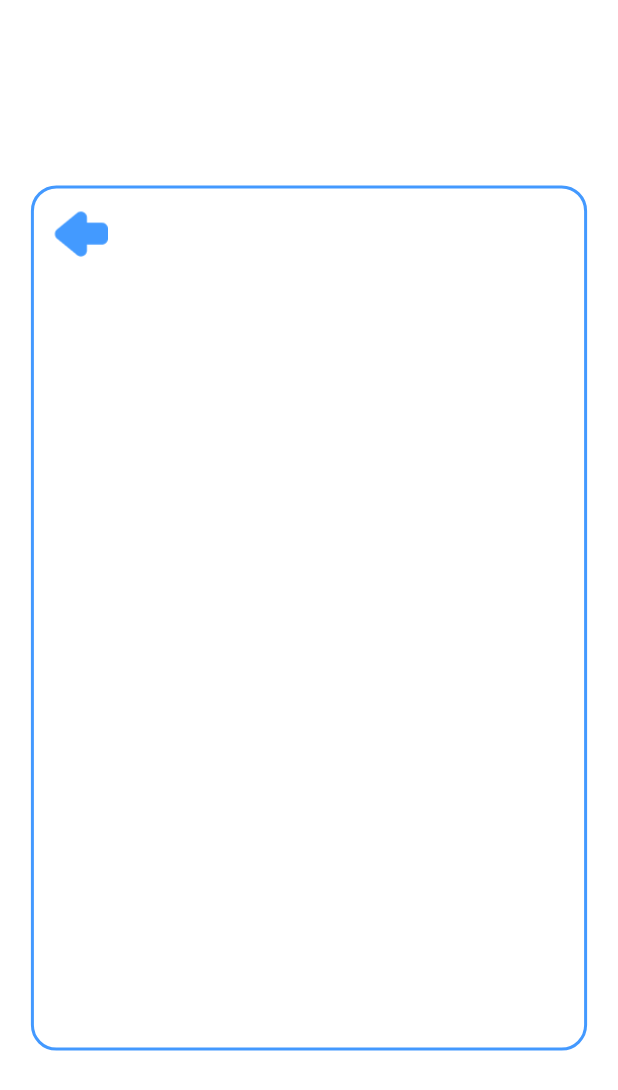
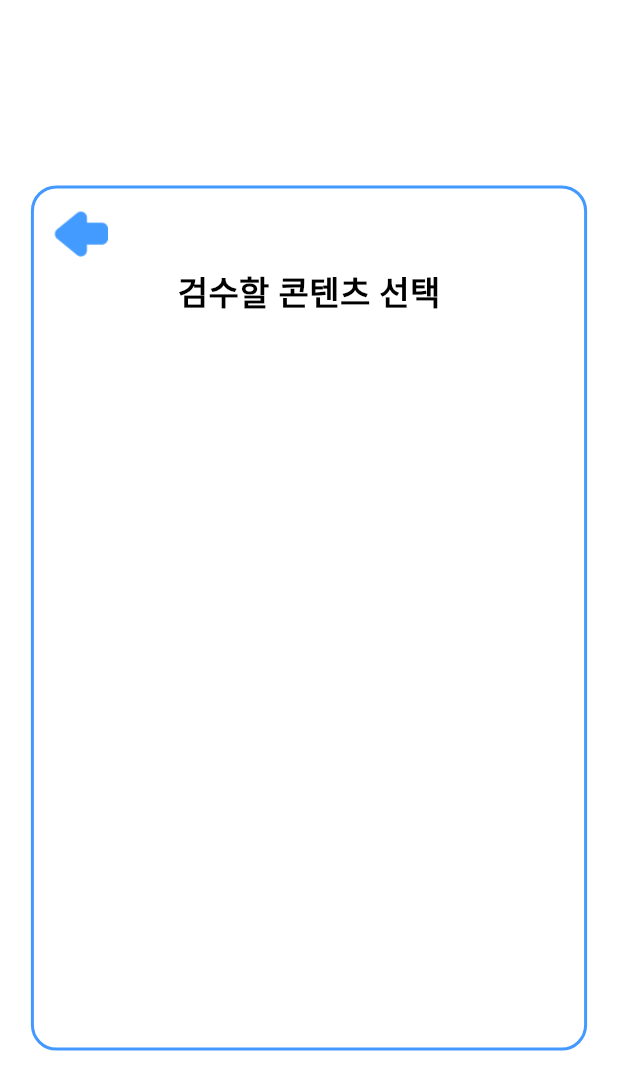
Before and after one commit to guddnboy/Daywon_FE, a Flutter app: the ContentReview screen opened directly, on a phone screen of 412 x 824 dp. Shown: the top 1090 px of the screen. Run offline on Flutter 3.47's test engine with Material 3 defaults, Android fonts, the light colour scheme and no system bars; our stand-ins replace video_player; Roboto replaces fonts that are missing (KCC-Hanbit).

Commit message:
타이틀 추가

```diff
--- a/lib/pages/admin/ContentReview.dart
+++ b/lib/pages/admin/ContentReview.dart
@@ -1,12 +1,15 @@
 import 'package:flutter/material.dart';
 
 void main() {
-  runApp(ContentReview());
+  runApp(const MaterialApp(
+    home: ContentReview(),
+  ));
 }
 
 class ContentReview extends StatelessWidget {
   const ContentReview({super.key});
 
+  @override
   Widget build(BuildContext context) {
     return Scaffold(
       body: Center(
@@ -22,15 +25,19 @@ class ContentReview extends StatelessWidget {
                 blurRadius: 4,
                 offset: Offset(0, 4),
                 spreadRadius: 0,
-              )
+              ),
             ],
           ),
           child: Center(
-            child: Stack(
+            child: LayoutBuilder(
+              builder: (context, constraints) {
+                final width = constraints.maxWidth;
+                final height = constraints.maxHeight;
+                return Stack(
                   children: [
                     Container(
-                  width: MediaQuery.of(context).size.width * 0.9,
-                  height: MediaQuery.of(context).size.height * 0.7,
+                      width: width * 0.9,
+                      height: height * 0.7,
                       decoration: ShapeDecoration(
                         color: Colors.white,
                         shape: RoundedRectangleBorder(
@@ -39,6 +46,22 @@ class ContentReview extends StatelessWidget {
                             color: Color(0xFF4399FF),
                           ),
                           borderRadius: BorderRadius.circular(17),
+                        ),
+                      ),
+                    ),
+                    Positioned(
+                      left: 0,
+                      right: 0,
+                      top: height * 0.07,
+                      child: const Center(
+                        child: Text(
+                          '검수할 콘텐츠 선택',
+                          style: TextStyle(
+                            color: Colors.black,
+                            fontSize: 22,
+                            fontWeight: FontWeight.w700,
+                            height: 1.2,
+                          ),
                         ),
                       ),
                     ),
@@ -57,6 +80,8 @@ class ContentReview extends StatelessWidget {
                       ),
                     ),
                   ],
+                );
+              },
             ),
           ),
         ),
```
Lines whose indentation alone changed are shown as unchanged.
